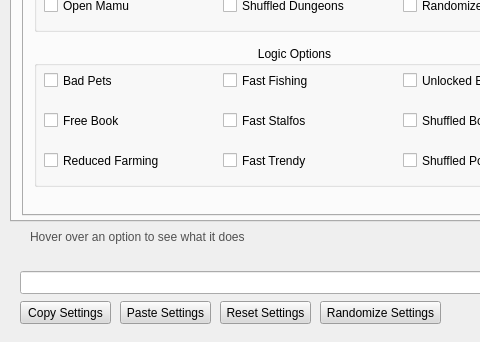
First picture: the form in RandomizerUI/UI/ui_form.ui, repository Owen-Splat/LAS-Randomizer, before the edit; both pictures show x 0 to 480 and y 308 to 650 of the 780 by 650 pixel window.
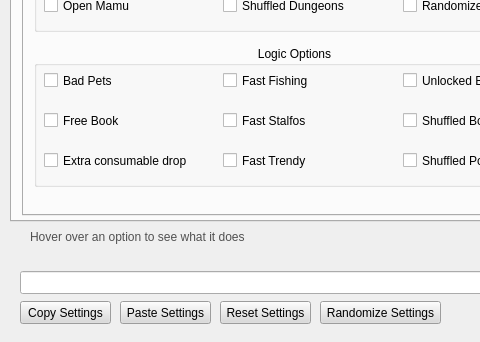
Second picture: the form after the edit. The open tabs and pages were chosen to show the change.

Commit message: reduce-farming is now baseline behavior, consumable drops replaces it

The edit to the form file:
```diff
--- a/RandomizerUI/UI/ui_form.ui
+++ b/RandomizerUI/UI/ui_form.ui
@@ -1488,25 +1488,6 @@
           <bool>true</bool>
          </property>
         </widget>
-        <widget class="QCheckBox" name="farmingCheck">
-         <property name="geometry">
-          <rect>
-           <x>10</x>
-           <y>104</y>
-           <width>151</width>
-           <height>21</height>
-          </rect>
-         </property>
-         <property name="toolTip">
-          <string/>
-         </property>
-         <property name="whatsThis">
-          <string>Reduces time spent grinding money and resources</string>
-         </property>
-         <property name="text">
-          <string>Reduced Farming</string>
-         </property>
-        </widget>
         <widget class="QCheckBox" name="bookCheck">
          <property name="geometry">
           <rect>
@@ -1530,7 +1511,7 @@
          <property name="geometry">
           <rect>
            <x>10</x>
-           <y>144</y>
+           <y>104</y>
            <width>151</width>
            <height>21</height>
           </rect>
```
The commit also changes 5 other files.
